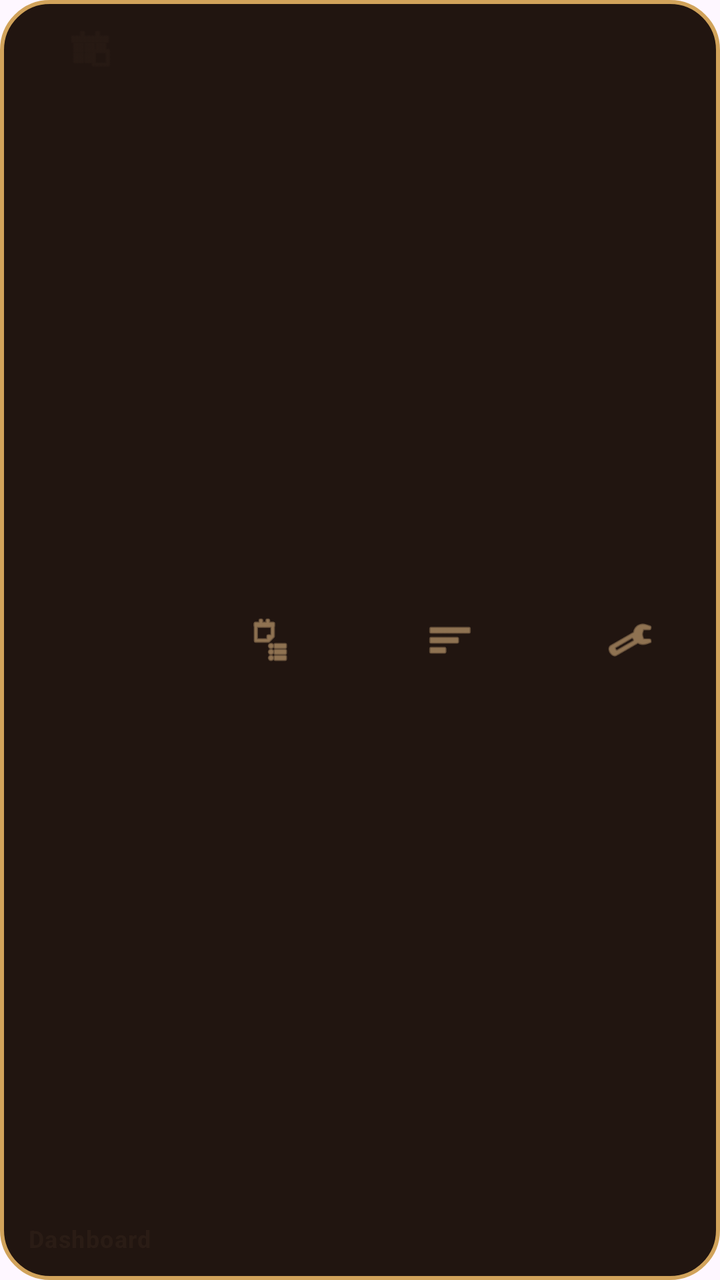
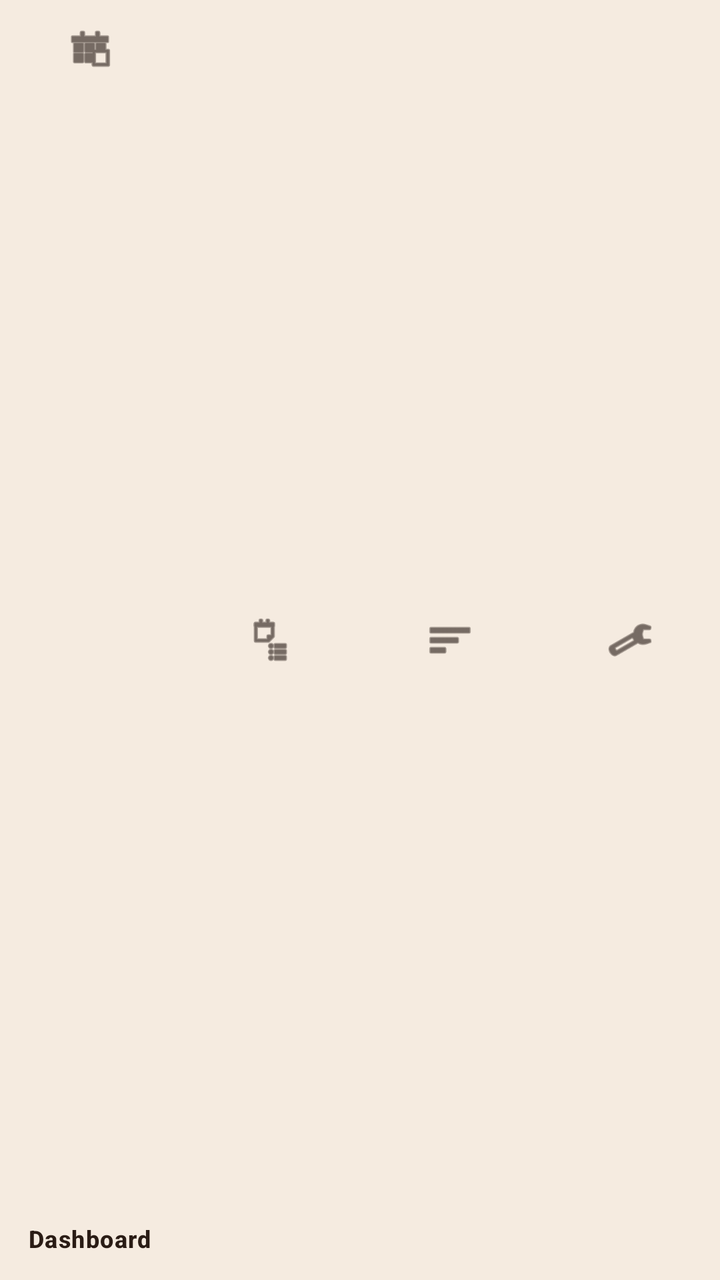

The first picture is an Android layout as it rendered before a commit; the second is the same layout after the commit. The layout source and the unified diff follow.
<!-- AndroidManifest.xml: application theme Theme.COCOBAR -->
<!-- res/layout/layout_bottom_navigation.xml -->
<?xml version="1.0" encoding="utf-8"?>
<com.google.android.material.bottomnavigation.BottomNavigationView
    xmlns:android="http://schemas.android.com/apk/res/android"
    xmlns:app="http://schemas.android.com/apk/res-auto"
    android:id="@+id/bottom_navigation"
    android:layout_width="match_parent"
    android:layout_height="wrap_content"
    android:background="@drawable/bg_inner_form"
    app:itemIconTint="@color/bottom_nav_color"
    app:itemTextColor="@color/bottom_nav_color"
    app:itemActiveIndicatorStyle="@style/Widget.Material3.BottomNavigationView.ActiveIndicator"
    app:itemRippleColor="#594A42"
    app:menu="@menu/bottom_nav_menu" />
<!-- resources referenced by this layout -->
<resources>
  <!-- drawable bg_inner_form (drawable) -->
  <?xml version="1.0" encoding="utf-8"?>
  <shape xmlns:android="http://schemas.android.com/apk/res/android">
      <solid android:color="@color/coco_form_dark" />
      <corners android:radius="24dp" />
      <stroke
  
          android:width="2dp"
          android:color="#D1A35B" />
  
  </shape>
  <style name="Theme.COCOBAR" parent="Base.Theme.COCOBAR" />
  <color name="coco_form_dark">#211510</color>
  <style name="Base.Theme.COCOBAR" parent="Theme.Material3.DayNight.NoActionBar">
  
          <item name="android:windowLightStatusBar">false</item>
  
      </style>
</resources>

<!-- the commit's change to res/layout/layout_bottom_navigation.xml (unified diff, before → after) -->
@@ -5,8 +5,8 @@
     android:id="@+id/bottom_navigation"
     android:layout_width="match_parent"
     android:layout_height="wrap_content"
-    android:background="@drawable/bg_inner_form"
-    app:itemIconTint="@color/bottom_nav_color"
+    android:background="@color/coco_main_beige"
+    app:itemIconTint="#211510"
     app:itemTextColor="@color/bottom_nav_color"
     app:itemActiveIndicatorStyle="@style/Widget.Material3.BottomNavigationView.ActiveIndicator"
     app:itemRippleColor="#594A42"
<!-- resource entries referenced after the edit -->
@@ -1,18 +1,7 @@
 <!-- resources referenced by this layout -->
 <resources>
-  <!-- drawable bg_inner_form (drawable) -->
-  <?xml version="1.0" encoding="utf-8"?>
-  <shape xmlns:android="http://schemas.android.com/apk/res/android">
-      <solid android:color="@color/coco_form_dark" />
-      <corners android:radius="24dp" />
-      <stroke
-  
-          android:width="2dp"
-          android:color="#D1A35B" />
-  
-  </shape>
+  <color name="coco_main_beige">#F5EBE0</color>
   <style name="Theme.COCOBAR" parent="Base.Theme.COCOBAR" />
-  <color name="coco_form_dark">#211510</color>
   <style name="Base.Theme.COCOBAR" parent="Theme.Material3.DayNight.NoActionBar">
   
           <item name="android:windowLightStatusBar">false</item>
